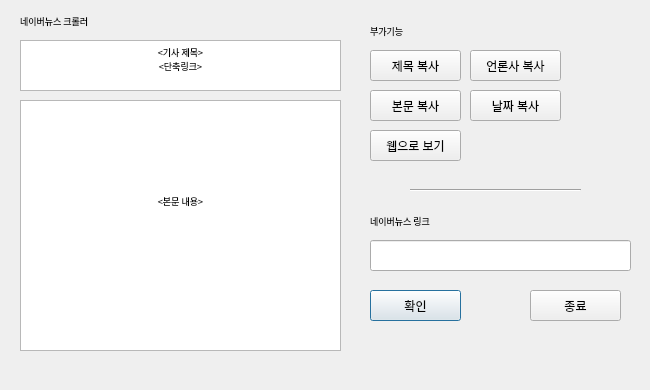
Above: ui/HGA.ui from memoday/hangangUtil before the change. Below: the same form after it.
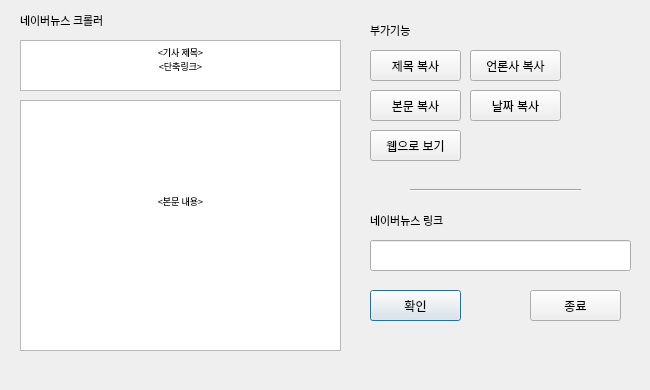
That is the form after the change.

Diff of the .ui file:
```diff
--- a/ui/HGA.ui
+++ b/ui/HGA.ui
@@ -109,7 +109,7 @@
    <property name="font">
     <font>
      <family>굴림</family>
-     <pointsize>7</pointsize>
+     <pointsize>8</pointsize>
     </font>
    </property>
    <property name="text">
@@ -186,7 +186,7 @@
    <property name="font">
     <font>
      <family>굴림</family>
-     <pointsize>7</pointsize>
+     <pointsize>8</pointsize>
     </font>
    </property>
    <property name="text">
@@ -253,7 +253,7 @@
    <property name="font">
     <font>
      <family>굴림</family>
-     <pointsize>7</pointsize>
+     <pointsize>8</pointsize>
     </font>
    </property>
    <property name="text">
```
